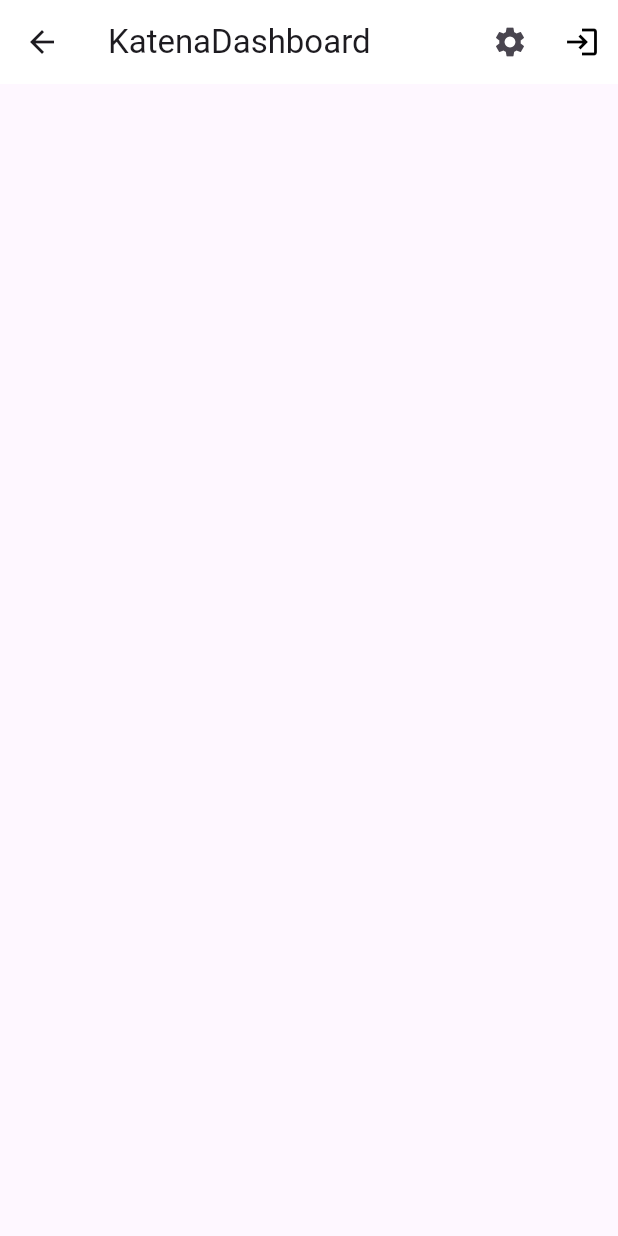
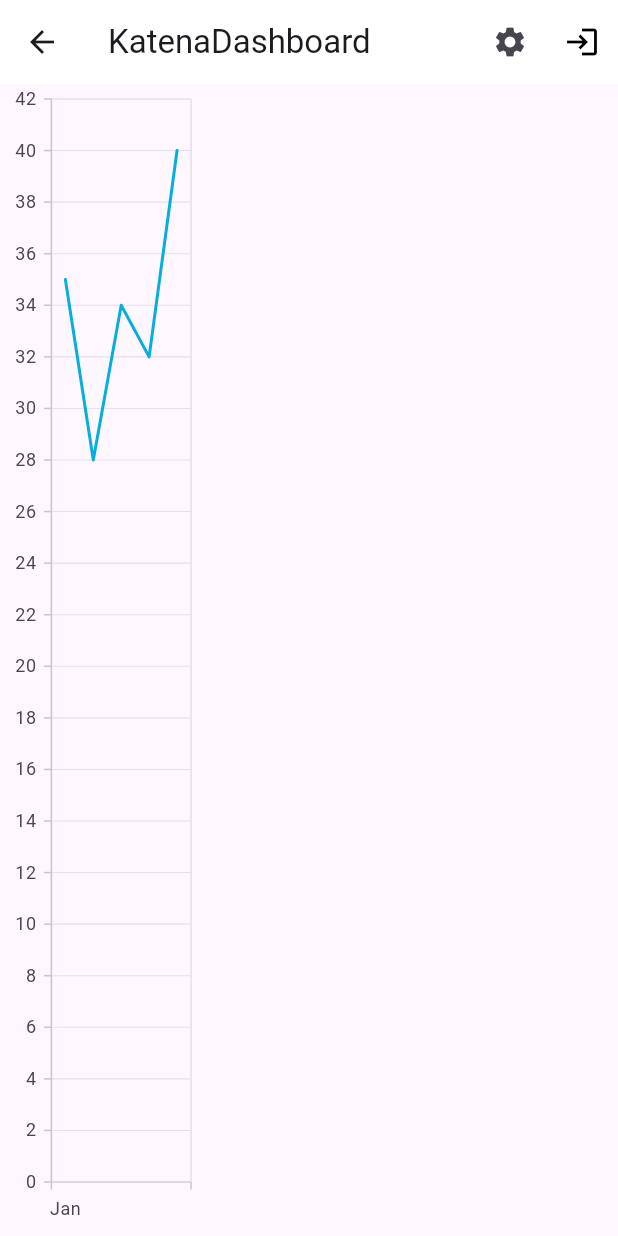
Before and after one commit to EmaAnd8/KatenaDash, a Flutter app: the DashboardBody screen opened directly, on a phone screen of 412 x 824 dp. Run offline on Flutter 3.47's test engine with Material 3 defaults, Android fonts, the light colour scheme and no system bars; our stand-ins replace cloud_firestore, firebase_auth, firebase_core, firebase_storage, syncfusion_flutter_charts; accounts and stored records are empty.

Commit message:
Implementation of the login and signup validation mechanism frontend side and creation of the login frontend logic+Saving of user data in the database+email verification in signup+ a little bit of frontend and Navigator to dashboard+creation of file forgot password+ first implementation of forgot password+ Start of SettingsScreen and implementation complete of forgot password and Signout+Problem in inputs+chart implementation

```diff
--- a/lib/screens/components/dashboard_body.dart
+++ b/lib/screens/components/dashboard_body.dart
@@ -8,6 +8,7 @@ import 'package:flutter/cupertino.dart';
 import 'package:flutter/material.dart';
 import 'package:flutter/widgets.dart';
 import 'package:katena_dashboard/screens/login/login_screen.dart';
+import 'package:syncfusion_flutter_charts/charts.dart';
 
 import '../../firebase_options.dart';
 import '../settings/settings_screen.dart';
@@ -50,6 +51,7 @@ class _DashboardState extends State<DashboardBody> {
 
   @override
   Widget build(BuildContext context) {
+    Size size=MediaQuery.of(context).size; //with this query I get (w,h) of the screen
     return Scaffold(
       appBar: AppBar(
         title: const Text('KatenaDashboard'),
@@ -72,15 +74,46 @@ class _DashboardState extends State<DashboardBody> {
             color: Colors.black,
             onPressed: () {
                Signout();
-               Navigator.push(context, MaterialPageRoute(builder: (context){return LoginScreen();},),);
+               Navigator.pushReplacement(context, MaterialPageRoute(builder: (context){return LoginScreen();},),);
 
             },
           ),
         ],
       ),
       body: Container(
+        //initialize the chart
+         child: Container(
+             width: size.width/3,
+             child: SfCartesianChart(
+                  // Initialize category axis
+                  primaryXAxis: CategoryAxis(),
+              series: <CartesianSeries>[
+              // Initialize line series
+              LineSeries<ChartData, String>(
+              dataSource: [
+              // Bind data source
+                  ChartData('Jan', 35),
+                  ChartData('Feb', 28),
+                  ChartData('Mar', 34),
+                  ChartData('Apr', 32),
+                  ChartData('May', 40)
+              ],
+                  xValueMapper: (ChartData data, _) => data.x,
+                  yValueMapper: (ChartData data, _) => data.y
+                  )
+                  ]
+              )
+        )
+      )
+        );
 
-      ),
-    );
   }
 }
+
+
+
+class ChartData {
+  ChartData(this.x, this.y);
+  final String x;
+  final double? y;
+}
--- a/lib/screens/components/login_body.dart
+++ b/lib/screens/components/login_body.dart
@@ -177,7 +177,7 @@ class _LoginFormState extends State<LoginBody> {
         Container(
         child:GestureDetector(
           onTap: () {
-            Navigator.push(context, MaterialPageRoute(builder: (context){return ResetPasswordScreen();},),);
+            Navigator.pushReplacement(context, MaterialPageRoute(builder: (context){return ResetPasswordScreen();},),);
           },
           child: const Text(
             'Forgot password?',
--- a/lib/screens/components/signup_body.dart
+++ b/lib/screens/components/signup_body.dart
@@ -261,7 +261,7 @@ class _SignUpFormState extends State<SignupBody> {
 
                   Register() ;
 
-                  Navigator.push(context, MaterialPageRoute(builder: (context){return LoginScreen();},),);
+                  Navigator.pushReplacement(context, MaterialPageRoute(builder: (context){return LoginScreen();},),);
 
                 }
 
@@ -276,7 +276,7 @@ class _SignUpFormState extends State<SignupBody> {
           ),
           GestureDetector(
             onTap: () {
-              Navigator.push(context, MaterialPageRoute(builder: (context){return LoginScreen();},),);
+              Navigator.pushReplacement(context, MaterialPageRoute(builder: (context){return LoginScreen();},),);
             },
             child:const Text(
               'Go back',
--- a/pubspec.yaml
+++ b/pubspec.yaml
@@ -40,6 +40,8 @@ dependencies:
   flutter_svg: ^2.0.10+1
   firebase_storage: ^11.7.5
   cloud_firestore: ^4.17.3
+  syncfusion_flutter_charts: ^25.2.4
+
 
 dev_dependencies:
   flutter_test:
```
Also changed, not shown: pubspec.lock.
